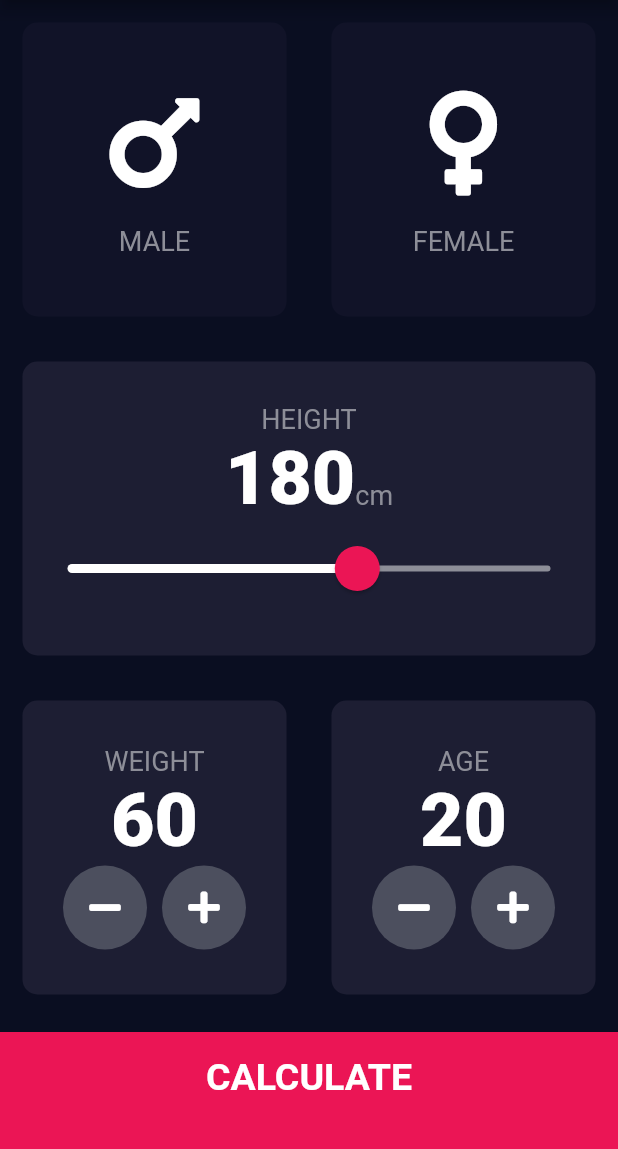
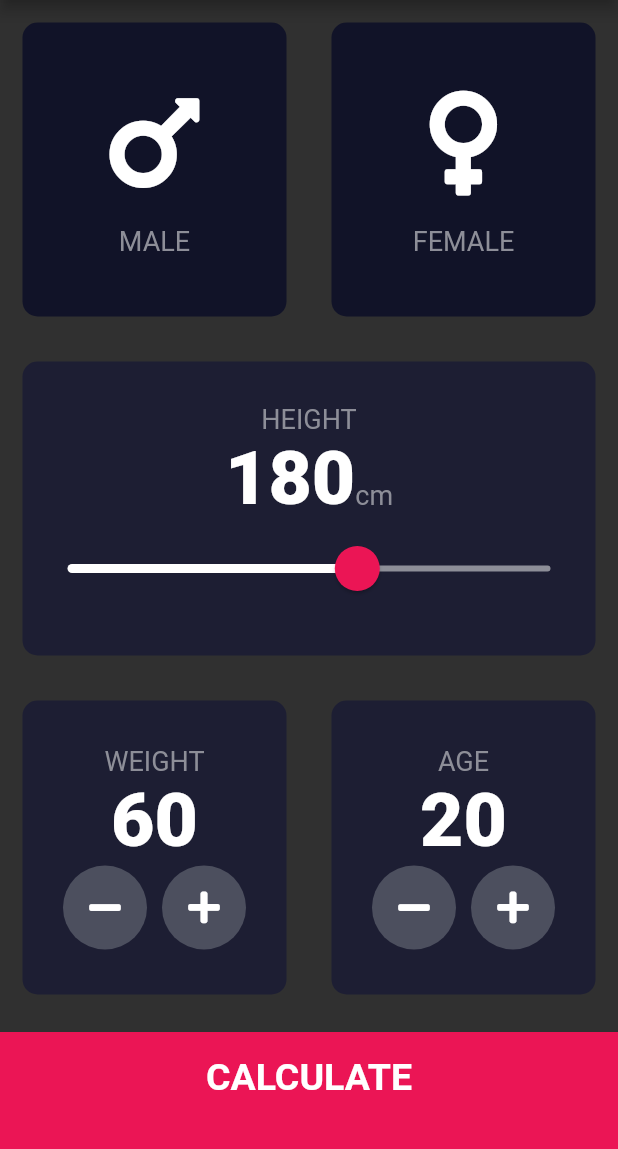
Before and after one commit to nuzmulhossainnahid/BMI_CALCULATOR, a Flutter app: the screen it shows after launch, on a phone screen of 412 x 824 dp, the part 84-1233 px from its top. Run offline on Flutter 3.47's test engine with Material 2 defaults, Android fonts, the phone set to English and light mode, and no system bars; our stand-ins replace font_awesome_flutter.

Commit message:
Update main.dart

```diff
--- a/lib/main.dart
+++ b/lib/main.dart
@@ -11,8 +11,8 @@ class MyApp extends StatelessWidget {
     return MaterialApp(
       debugShowCheckedModeBanner: false,
       theme: ThemeData.dark().copyWith(
-        primaryColor: Color(0xFF0A0E21),
-        scaffoldBackgroundColor: Color(0xFF0A0E21),
+        // primaryColor: Color(0xFF0A0E21),
+        // scaffoldBackgroundColor: Color(0xFF0A0E21),
       ),
       home: CalculatorScreen(),
     );
```
